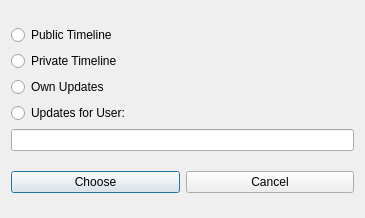
Above: chronicon/ui/pick-timeline.ui from berndhs/chronicon before the change. Below: the same form after it.
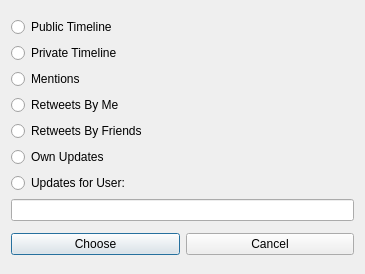
That is the form after the change. Icons and pictures are not drawn.

Commit message: display more timelines - mentions, retweeted stuff

```diff
--- a/chronicon/ui/pick-timeline.ui
+++ b/chronicon/ui/pick-timeline.ui
@@ -7,7 +7,7 @@
     <x>0</x>
     <y>0</y>
     <width>365</width>
-    <height>218</height>
+    <height>274</height>
    </rect>
   </property>
   <property name="windowTitle">
@@ -40,6 +40,36 @@
        </attribute>
       </widget>
      </item>
+     <item>
+      <widget class="QRadioButton" name="mentionsButton">
+       <property name="text">
+        <string>Mentions</string>
+       </property>
+       <attribute name="buttonGroup">
+        <string>buttonChoice</string>
+       </attribute>
+      </widget>
+     </item>
+     <item>
+      <widget class="QRadioButton" name="retweetMineButton">
+       <property name="text">
+        <string>Retweets By Me</string>
+       </property>
+       <attribute name="buttonGroup">
+        <string>buttonChoice</string>
+       </attribute>
+      </widget>
+     </item>
+     <item>
+      <widget class="QRadioButton" name="retweetFriendsButton">
+       <property name="text">
+        <string>Retweets By Friends</string>
+       </property>
+       <attribute name="buttonGroup">
+        <string>buttonChoice</string>
+       </attribute>
+      </widget>
+     </item>
      <item>
       <widget class="QRadioButton" name="ownButton">
        <property name="text">
```
The commit also changes 6 other files.
